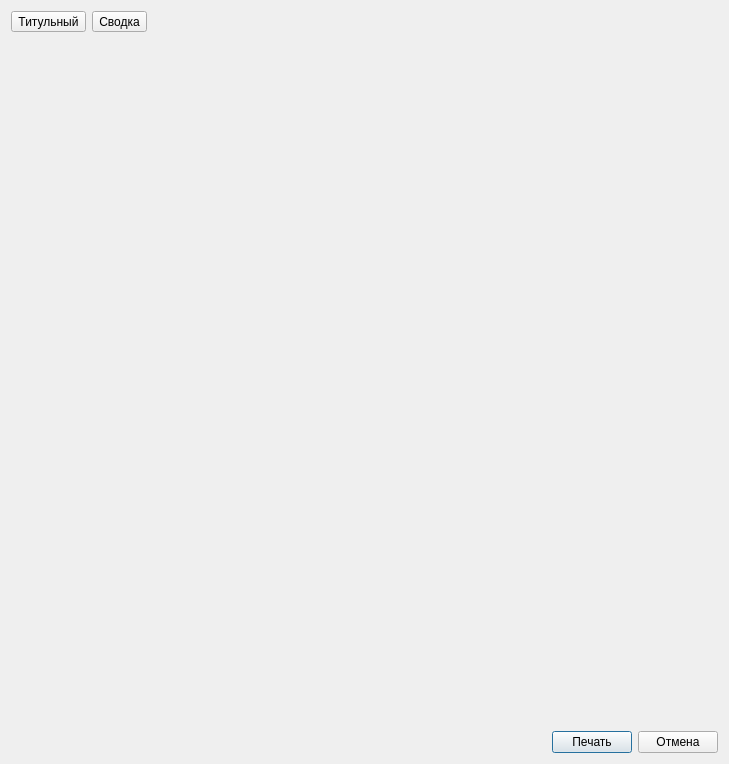
This is client/src/print/printform.ui in rainovskyqt/teacher_plan as Qt 5 draws it before an edit. The edited form follows.
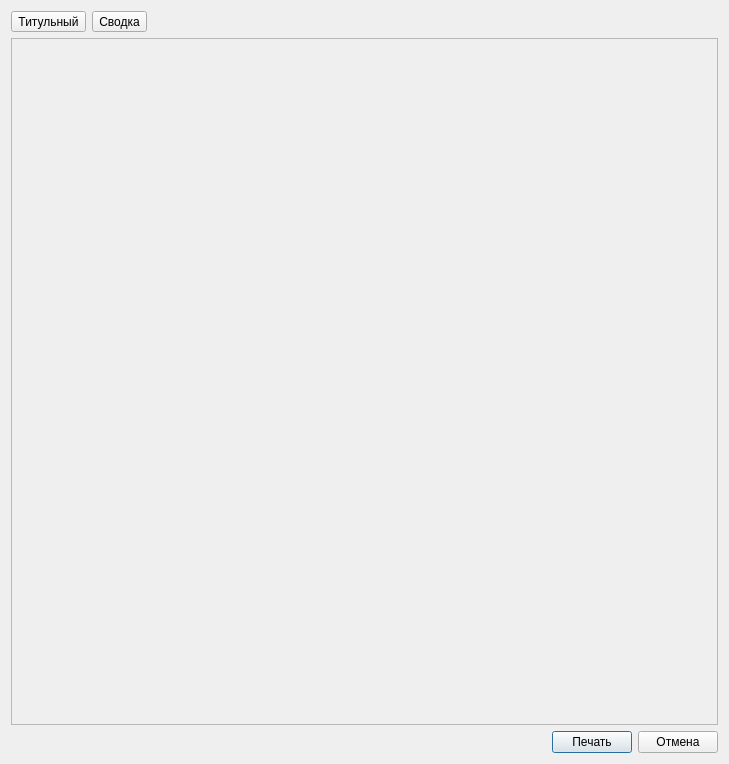
This is the edited form.

What changed in the file:
```diff
--- a/client/src/print/printform.ui
+++ b/client/src/print/printform.ui
@@ -13,7 +13,7 @@
   <property name="windowTitle">
    <string>Печать</string>
   </property>
-  <layout class="QVBoxLayout" name="verticalLayout" stretch="0,1,0">
+  <layout class="QVBoxLayout" name="verticalLayout_2">
    <item>
     <layout class="QHBoxLayout" name="horizontalLayout_2">
      <item>
@@ -46,6 +46,33 @@
     </layout>
    </item>
    <item>
+    <widget class="QScrollArea" name="scrollArea">
+     <property name="widgetResizable">
+      <bool>true</bool>
+     </property>
+     <widget class="QWidget" name="scrollAreaWidgetContents">
+      <property name="geometry">
+       <rect>
+        <x>0</x>
+        <y>0</y>
+        <width>709</width>
+        <height>679</height>
+       </rect>
+      </property>
+      <layout class="QVBoxLayout" name="verticalLayout">
+       <property name="leftMargin">
+        <number>0</number>
+       </property>
+       <property name="topMargin">
+        <number>0</number>
+       </property>
+       <property name="rightMargin">
+        <number>0</number>
+       </property>
+       <property name="bottomMargin">
+        <number>0</number>
+       </property>
+       <item>
     <layout class="QVBoxLayout" name="vl_printData">
      <item>
       <spacer name="verticalSpacer">
@@ -61,6 +88,10 @@
       </spacer>
      </item>
     </layout>
+       </item>
+      </layout>
+     </widget>
+    </widget>
    </item>
    <item>
     <layout class="QHBoxLayout" name="horizontalLayout">
```
Lines whose indentation alone changed are shown as unchanged.
